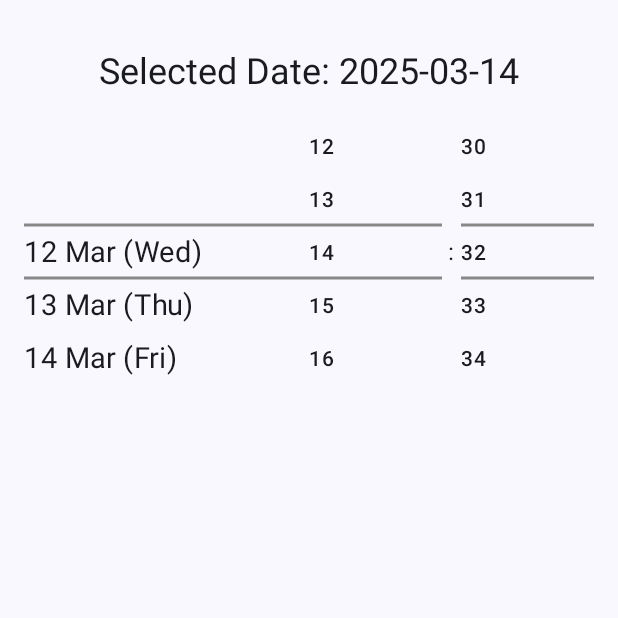
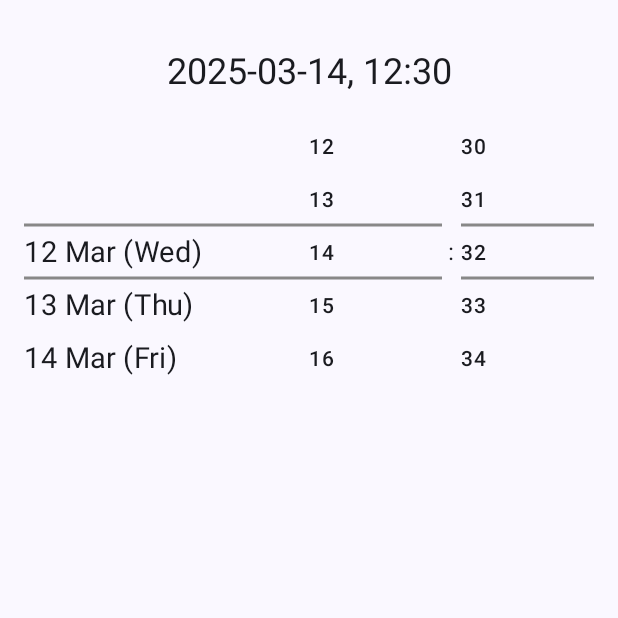
Before and after one commit to BogdanDohtarenko/PetEmotions, an Android app built with Jetpack Compose: the composable DatePickerExample shown on its own in the app's theme, on a phone screen of 412 x 824 dp, the top half of it. Run offline under Robolectric (Android 15) with nearby library versions, the phone set to English and light mode, and no system bars.

Commit message:
date time picker add preview of time

```diff
--- a/app/src/main/java/com/ideasapp/petemotions/presentation/ui/screens/timetable/EditTimetableDialog.kt
+++ b/app/src/main/java/com/ideasapp/petemotions/presentation/ui/screens/timetable/EditTimetableDialog.kt
@@ -81,7 +81,7 @@ fun DatePickerExample() {
         horizontalAlignment = Alignment.CenterHorizontally
     ) {
         Text(
-            text = "Selected Date: ${selectedDate}",
+            text = "$selectedDate, $selectedHour:$selectedMinute",
             style = MaterialTheme.typography.headlineSmall,
             modifier = Modifier.padding(16.dp)
         )
@@ -95,7 +95,6 @@ fun DatePickerExample() {
                 onDateChange = { newDate -> selectedDate = newDate },
                 modifier = Modifier.weight(1f)
             )
-
             TimePicker(
                 initialHour = selectedHour,
                 initialMinute = selectedMinute,
--- a/app/src/main/java/com/ideasapp/petemotions/presentation/ui/screens/timetable/TimePicker.kt
+++ b/app/src/main/java/com/ideasapp/petemotions/presentation/ui/screens/timetable/TimePicker.kt
@@ -99,7 +99,6 @@ internal fun TimePicker(
         }
     }
 
-    // Обновление выбранного времени
     LaunchedEffect(hoursState.firstVisibleItemIndex, minutesState.firstVisibleItemIndex) {
         if (hoursState.firstVisibleItemIndex != selectedHour || minutesState.firstVisibleItemIndex != selectedMinute) {
             selectedHour = hoursState.firstVisibleItemIndex
```
